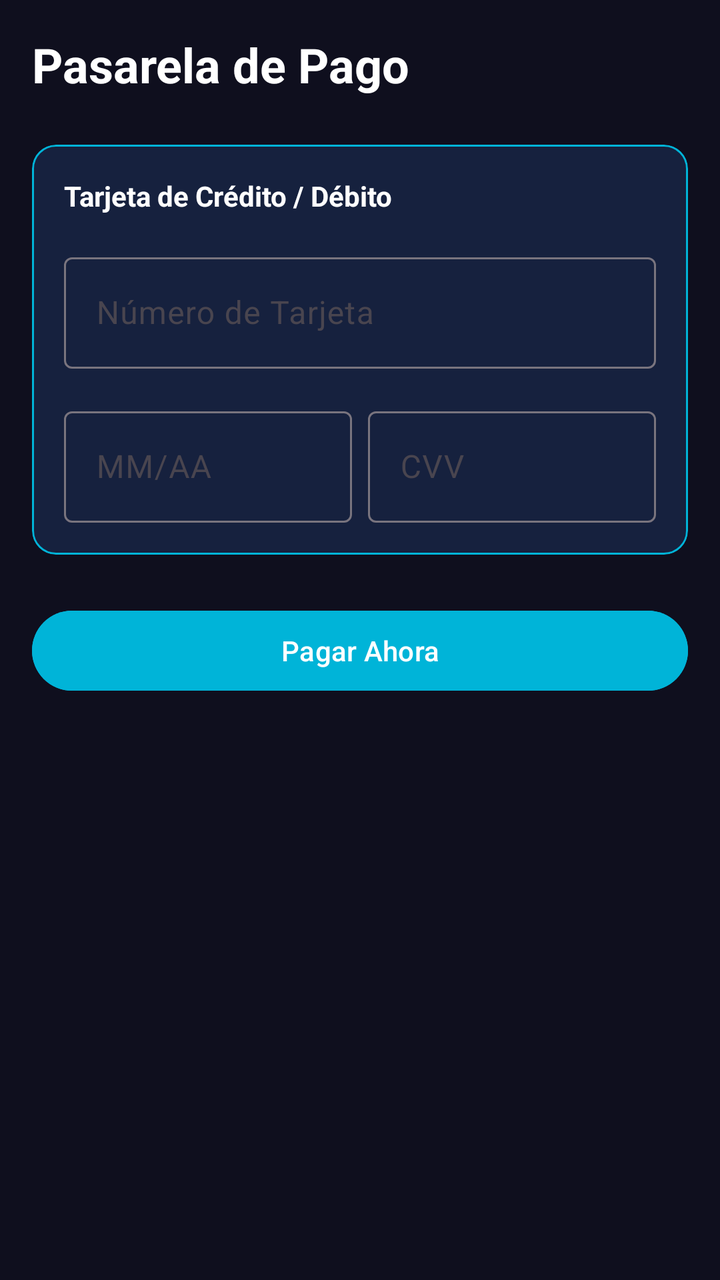
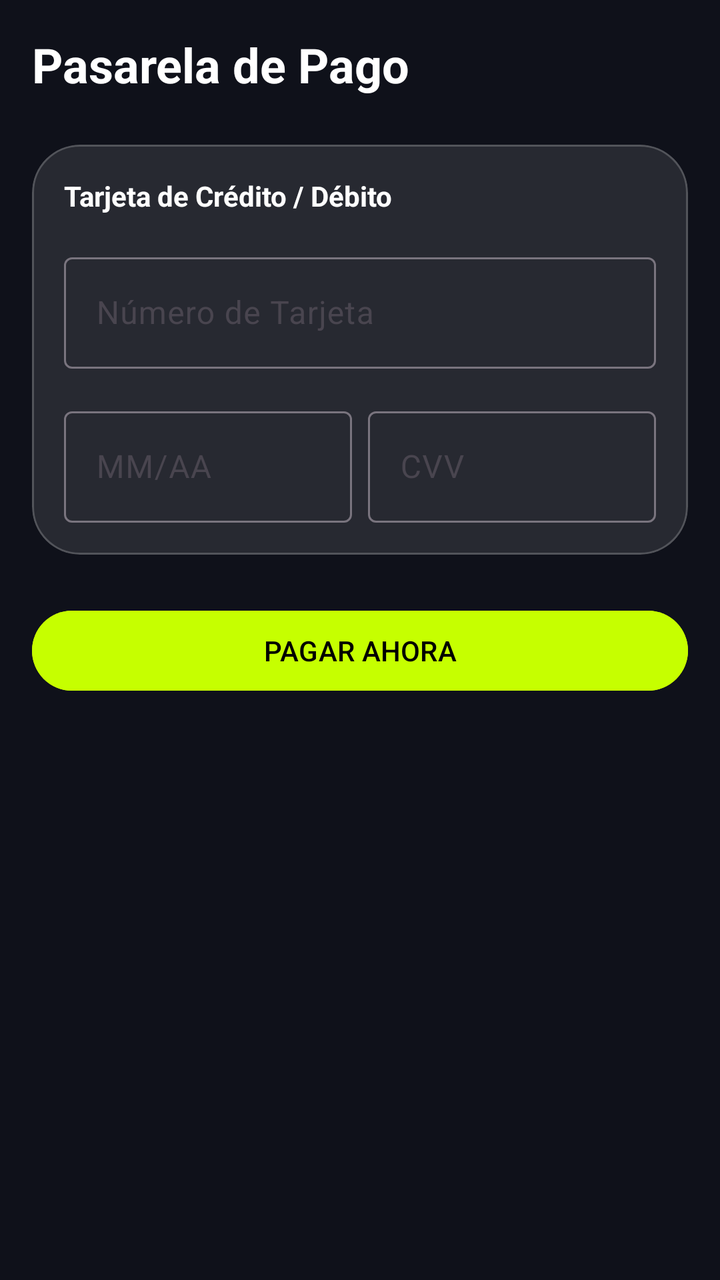

The first picture is an Android layout as it rendered before a commit; the second is the same layout after the commit. The layout source and the unified diff follow.
<!-- AndroidManifest.xml: application theme Theme.VoltCore -->
<!-- res/layout/fragment_checkout.xml -->
<?xml version="1.0" encoding="utf-8"?>
<LinearLayout xmlns:android="http://schemas.android.com/apk/res/android"
    xmlns:app="http://schemas.android.com/apk/res-auto"
    android:layout_width="match_parent"
    android:layout_height="match_parent"
    android:background="@color/colorBackground"
    android:orientation="vertical"
    android:padding="@dimen/margin_standard">

    <TextView
        android:layout_width="wrap_content"
        android:layout_height="wrap_content"
        android:layout_marginBottom="24dp"
        android:text="Pasarela de Pago"
        android:textColor="@color/white"
        android:textSize="24sp"
        android:textStyle="bold" />

    <com.google.android.material.card.MaterialCardView
        android:layout_width="match_parent"
        android:layout_height="wrap_content"
        android:layout_marginBottom="24dp"
        app:cardBackgroundColor="@color/colorSurface"
        app:cardCornerRadius="12dp"
        app:strokeWidth="1dp"
        app:strokeColor="@color/colorElectricTeal">

        <LinearLayout
            android:layout_width="match_parent"
            android:layout_height="wrap_content"
            android:orientation="vertical"
            android:padding="16dp">

            <TextView
                android:layout_width="wrap_content"
                android:layout_height="wrap_content"
                android:layout_marginBottom="16dp"
                android:text="Tarjeta de Crédito / Débito"
                android:textColor="@color/white"
                android:textStyle="bold" />

            <com.google.android.material.textfield.TextInputLayout
                android:layout_width="match_parent"
                android:layout_height="wrap_content"
                android:layout_marginBottom="16dp"
                android:hint="Número de Tarjeta"
                style="@style/Widget.Material3.TextInputLayout.OutlinedBox">
                <com.google.android.material.textfield.TextInputEditText
                    android:layout_width="match_parent"
                    android:layout_height="wrap_content"
                    android:inputType="number"
                    android:textColor="@color/white" />
            </com.google.android.material.textfield.TextInputLayout>

            <LinearLayout
                android:layout_width="match_parent"
                android:layout_height="wrap_content"
                android:orientation="horizontal">

                <com.google.android.material.textfield.TextInputLayout
                    android:layout_width="0dp"
                    android:layout_height="wrap_content"
                    android:layout_weight="1"
                    android:layout_marginEnd="8dp"
                    android:hint="MM/AA"
                    style="@style/Widget.Material3.TextInputLayout.OutlinedBox">
                    <com.google.android.material.textfield.TextInputEditText
                        android:layout_width="match_parent"
                        android:layout_height="wrap_content"
                        android:inputType="date"
                        android:textColor="@color/white" />
                </com.google.android.material.textfield.TextInputLayout>

                <com.google.android.material.textfield.TextInputLayout
                    android:layout_width="0dp"
                    android:layout_height="wrap_content"
                    android:layout_weight="1"
                    android:hint="CVV"
                    style="@style/Widget.Material3.TextInputLayout.OutlinedBox">
                    <com.google.android.material.textfield.TextInputEditText
                        android:layout_width="match_parent"
                        android:layout_height="wrap_content"
                        android:inputType="numberPassword"
                        android:textColor="@color/white" />
                </com.google.android.material.textfield.TextInputLayout>

            </LinearLayout>
        </LinearLayout>
    </com.google.android.material.card.MaterialCardView>

    <Button
        android:id="@+id/btnPay"
        android:layout_width="match_parent"
        android:layout_height="wrap_content"
        android:text="Pagar Ahora"
        android:backgroundTint="@color/colorElectricTeal" />

</LinearLayout>
<!-- resources referenced by this layout -->
<resources>
  <color name="colorBackground">#0F0F1E</color>
  <color name="colorElectricTeal">#00B4D8</color>
  <color name="colorSurface">#16213E</color>
  <color name="white">#FFFFFFFF</color>
  <dimen name="margin_standard">16dp</dimen>
  <style name="Theme.VoltCore" parent="Base.Theme.VoltCore" />
  <style name="Base.Theme.VoltCore" parent="Theme.Material3.DayNight.NoActionBar">
          
          <item name="colorPrimary">@color/colorPrimary</item>
          <item name="colorSecondary">@color/colorElectricTeal</item>
          <item name="android:windowBackground">@color/colorBackground</item>
          <item name="colorSurface">@color/colorSurface</item>
          <item name="colorOnSurface">@color/colorOnSurface</item>
      </style>
  <color name="colorPrimary">#1A1A2E</color>
  <color name="colorOnSurface">#FFFFFF</color>
</resources>

<!-- the commit's change to res/layout/fragment_checkout.xml (unified diff, before → after) -->
@@ -17,13 +17,10 @@
         android:textStyle="bold" />
 
     <com.google.android.material.card.MaterialCardView
+        style="@style/Widget.VoltCore.Card"
         android:layout_width="match_parent"
         android:layout_height="wrap_content"
-        android:layout_marginBottom="24dp"
-        app:cardBackgroundColor="@color/colorSurface"
-        app:cardCornerRadius="12dp"
-        app:strokeWidth="1dp"
-        app:strokeColor="@color/colorElectricTeal">
+        android:layout_marginBottom="24dp">
 
         <LinearLayout
             android:layout_width="match_parent"
@@ -92,7 +89,8 @@
         android:id="@+id/btnPay"
         android:layout_width="match_parent"
         android:layout_height="wrap_content"
-        android:text="Pagar Ahora"
-        android:backgroundTint="@color/colorElectricTeal" />
+        android:text="@string/pay_now"
+        android:backgroundTint="@color/volt_primary"
+        android:textColor="@color/black" />
 
 </LinearLayout>
<!-- resource entries referenced after the edit -->
@@ -1,20 +1,27 @@
 <!-- resources referenced by this layout -->
 <resources>
-  <color name="colorBackground">#0F0F1E</color>
-  <color name="colorElectricTeal">#00B4D8</color>
-  <color name="colorSurface">#16213E</color>
+  <color name="black">#FF000000</color>
+  <color name="colorBackground">@color/volt_background</color>
+  <color name="volt_primary">#C6FF00</color>
   <color name="white">#FFFFFFFF</color>
   <dimen name="margin_standard">16dp</dimen>
+  <string name="pay_now">PAGAR AHORA</string>
+  <style name="Widget.VoltCore.Card" parent="Widget.Material3.CardView.Filled">
+          <item name="cardCornerRadius">24dp</item>
+          <item name="cardBackgroundColor">@color/glass_surface</item>
+          <item name="strokeColor">@color/glass_stroke</item>
+          <item name="strokeWidth">1dp</item>
+      </style>
   <style name="Theme.VoltCore" parent="Base.Theme.VoltCore" />
+  <color name="volt_background">#0F111A</color>
+  <color name="glass_surface">#1AFFFFFF</color>
+  <color name="glass_stroke">#33FFFFFF</color>
   <style name="Base.Theme.VoltCore" parent="Theme.Material3.DayNight.NoActionBar">
           
-          <item name="colorPrimary">@color/colorPrimary</item>
-          <item name="colorSecondary">@color/colorElectricTeal</item>
-          <item name="android:windowBackground">@color/colorBackground</item>
-          <item name="colorSurface">@color/colorSurface</item>
-          <item name="colorOnSurface">@color/colorOnSurface</item>
+          <item name="colorPrimary">@color/volt_primary</item>
+          <item name="android:windowBackground">@color/volt_background</item>
+          <item name="colorSurface">@color/glass_surface</item>
+          <item name="colorOnSurface">@color/white</item>
       </style>
-  <color name="colorPrimary">#1A1A2E</color>
-  <color name="colorOnSurface">#FFFFFF</color>
 </resources>
 
